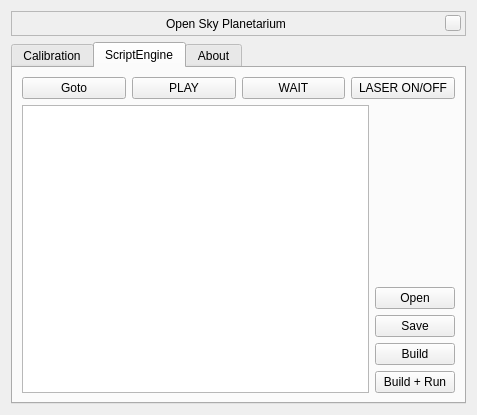
Qt form src/gui/OSPMainDialog.ui (harpreetrathore/Openskyplanetarium) before a commit.
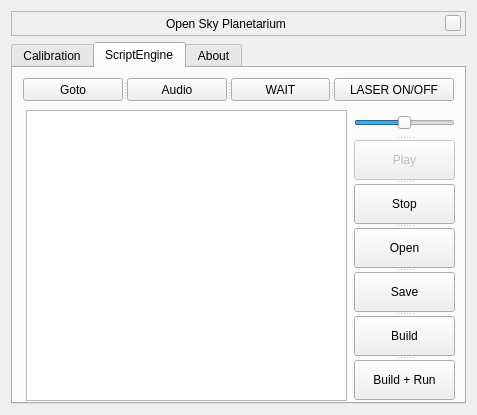
The same form after that commit. Custom widgets are drawn as their Qt base class.

Commit message: audio feature with script updated

The edit to the form file:
```diff
--- a/src/gui/OSPMainDialog.ui
+++ b/src/gui/OSPMainDialog.ui
@@ -378,43 +378,117 @@
       <attribute name="title">
        <string>ScriptEngine</string>
       </attribute>
-      <layout class="QVBoxLayout" name="verticalLayout_3">
-       <item>
-        <layout class="QHBoxLayout" name="horizontalLayout">
-         <item>
+      <widget class="QSplitter" name="splitter">
+       <property name="geometry">
+        <rect>
+         <x>341</x>
+         <y>41</y>
+         <width>101</width>
+         <height>291</height>
+        </rect>
+       </property>
+       <property name="orientation">
+        <enum>Qt::Vertical</enum>
+       </property>
+       <widget class="QSlider" name="volumeChanged">
+        <property name="enabled">
+         <bool>true</bool>
+        </property>
+        <property name="sizePolicy">
+         <sizepolicy hsizetype="Expanding" vsizetype="Expanding">
+          <horstretch>0</horstretch>
+          <verstretch>0</verstretch>
+         </sizepolicy>
+        </property>
+        <property name="value">
+         <number>50</number>
+        </property>
+        <property name="orientation">
+         <enum>Qt::Horizontal</enum>
+        </property>
+       </widget>
+       <widget class="QPushButton" name="playui">
+        <property name="enabled">
+         <bool>false</bool>
+        </property>
+        <property name="text">
+         <string>Play</string>
+        </property>
+       </widget>
+       <widget class="QPushButton" name="stopui">
+        <property name="enabled">
+         <bool>true</bool>
+        </property>
+        <property name="text">
+         <string>Stop</string>
+        </property>
+       </widget>
+       <widget class="QPushButton" name="openScript">
+        <property name="text">
+         <string>Open</string>
+        </property>
+       </widget>
+       <widget class="QPushButton" name="saveScript">
+        <property name="text">
+         <string>Save</string>
+        </property>
+       </widget>
+       <widget class="QPushButton" name="compScript">
+        <property name="text">
+         <string>Build</string>
+        </property>
+       </widget>
+       <widget class="QPushButton" name="execScript">
+        <property name="enabled">
+         <bool>true</bool>
+        </property>
+        <property name="text">
+         <string>Build + Run</string>
+        </property>
+       </widget>
+      </widget>
+      <widget class="QSplitter" name="splitter_2">
+       <property name="geometry">
+        <rect>
+         <x>10</x>
+         <y>10</y>
+         <width>431</width>
+         <height>23</height>
+        </rect>
+       </property>
+       <property name="orientation">
+        <enum>Qt::Horizontal</enum>
+       </property>
           <widget class="QPushButton" name="gt">
            <property name="text">
             <string>Goto</string>
            </property>
           </widget>
-         </item>
-         <item>
           <widget class="QPushButton" name="pl">
            <property name="text">
-            <string>PLAY</string>
-           </property>
-          </widget>
-         </item>
-         <item>
+         <string>Audio</string>
+        </property>
+       </widget>
           <widget class="QPushButton" name="wt">
            <property name="text">
             <string>WAIT</string>
            </property>
           </widget>
-         </item>
-         <item>
           <widget class="QPushButton" name="lo">
            <property name="text">
             <string>LASER ON/OFF</string>
            </property>
           </widget>
-         </item>
-        </layout>
-       </item>
-       <item>
-        <layout class="QHBoxLayout" name="horizontalLayout_2">
-         <item>
+      </widget>
           <widget class="QTextEdit" name="scriptEdit">
+       <property name="geometry">
+        <rect>
+         <x>13</x>
+         <y>42</y>
+         <width>321</width>
+         <height>291</height>
+        </rect>
+       </property>
            <property name="autoFillBackground">
             <bool>true</bool>
            </property>
@@ -428,58 +502,6 @@
             <bool>false</bool>
            </property>
           </widget>
-         </item>
-         <item>
-          <layout class="QVBoxLayout" name="verticalLayout_2">
-           <item>
-            <spacer name="verticalSpacer">
-             <property name="orientation">
-              <enum>Qt::Vertical</enum>
-             </property>
-             <property name="sizeHint" stdset="0">
-              <size>
-               <width>20</width>
-               <height>40</height>
-              </size>
-             </property>
-            </spacer>
-           </item>
-           <item>
-            <widget class="QPushButton" name="openScript">
-             <property name="text">
-              <string>Open</string>
-             </property>
-            </widget>
-           </item>
-           <item>
-            <widget class="QPushButton" name="saveScript">
-             <property name="text">
-              <string>Save</string>
-             </property>
-            </widget>
-           </item>
-           <item>
-            <widget class="QPushButton" name="compScript">
-             <property name="text">
-              <string>Build</string>
-             </property>
-            </widget>
-           </item>
-           <item>
-            <widget class="QPushButton" name="execScript">
-             <property name="enabled">
-              <bool>true</bool>
-             </property>
-             <property name="text">
-              <string>Build + Run</string>
-             </property>
-            </widget>
-           </item>
-          </layout>
-         </item>
-        </layout>
-       </item>
-      </layout>
      </widget>
      <widget class="QWidget" name="abtTab">
       <attribute name="title">
```
Left out of the diff: 5 changed lines with no effect on the pictures. Lines whose indentation alone changed are shown as unchanged. The commit also changes 21 other files.
